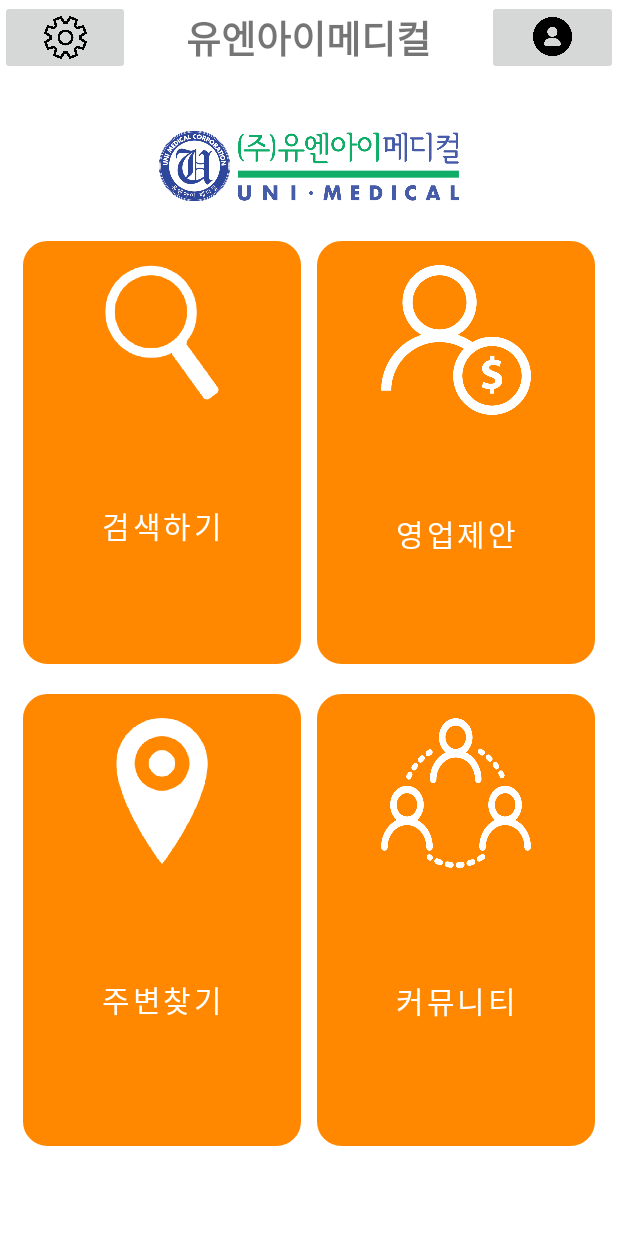
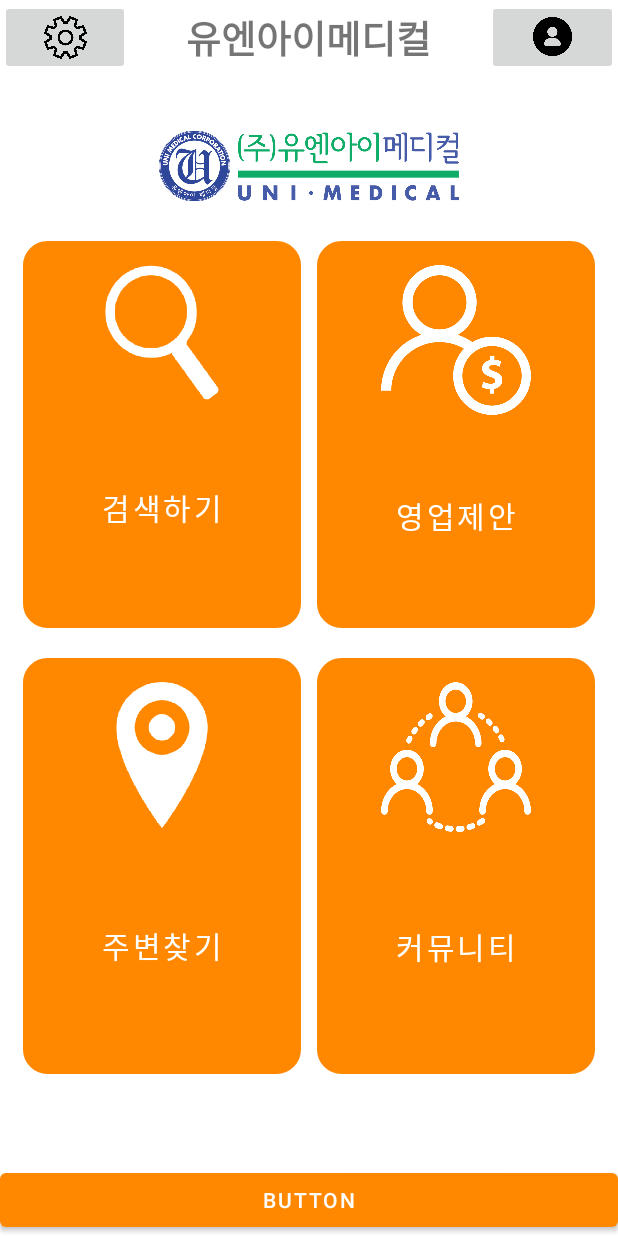
Before and after one commit to ghchoi0427/Unimedical, an Android app: the screen it shows after launch (SubActivity), on a phone screen of 412 x 824 dp. Run offline under Robolectric (Android 15) with nearby library versions, the phone set to English and light mode, and no system bars; libraries missing offline, so code that uses them is left out: com.kakao.sdk; 1 statement that could not run was skipped.

Commit message:
feat: MarkerActivity 생성

```diff
--- a/app/src/main/AndroidManifest.xml
+++ b/app/src/main/AndroidManifest.xml
@@ -46,6 +46,7 @@
         <activity android:name=".activities.SearchActivity" />
         <activity android:name=".activities.CommunityActivity" />
         <activity android:name=".activities.MapActivity" />
+        <activity android:name=".activities.MarkerActivity" />
 
         <meta-data
             android:name="com.kakao.sdk.AppKey"
--- a/app/src/main/java/com/sample/unimedical/activities/SubActivity.java
+++ b/app/src/main/java/com/sample/unimedical/activities/SubActivity.java
@@ -14,6 +14,7 @@
     Button btnSearchEngine;
     Button btnCommunity;
     Button buttonMap;
+    Button buttonMarker;
 
     @Override
     protected void onCreate(Bundle savedInstanceState) {
@@ -24,6 +25,7 @@
         btnSearchEngine = findViewById(R.id.btn_search_engine);
         btnCommunity = findViewById(R.id.btn_community);
         buttonMap = findViewById(R.id.btn_map);
+        buttonMarker = findViewById(R.id.act_marker);
 
         btnSetting.setOnClickListener(v -> {
             startActivity(new Intent(SubActivity.this, SettingActivity.class));
@@ -41,6 +43,10 @@
             startActivity(new Intent(SubActivity.this, MapActivity.class));
         });
 
+        buttonMarker.setOnClickListener(v -> {
+            startActivity(new Intent(SubActivity.this, MarkerActivity.class));
+        });
+
 
     }
 
--- a/app/src/main/res/layout/activity_sub.xml
+++ b/app/src/main/res/layout/activity_sub.xml
@@ -118,4 +118,10 @@
             android:textSize="20dp" />
 
     </LinearLayout>
+
+    <Button
+        android:id="@+id/act_marker"
+        android:layout_width="match_parent"
+        android:layout_height="wrap_content"
+        android:text="Button" />
 </LinearLayout>
```
